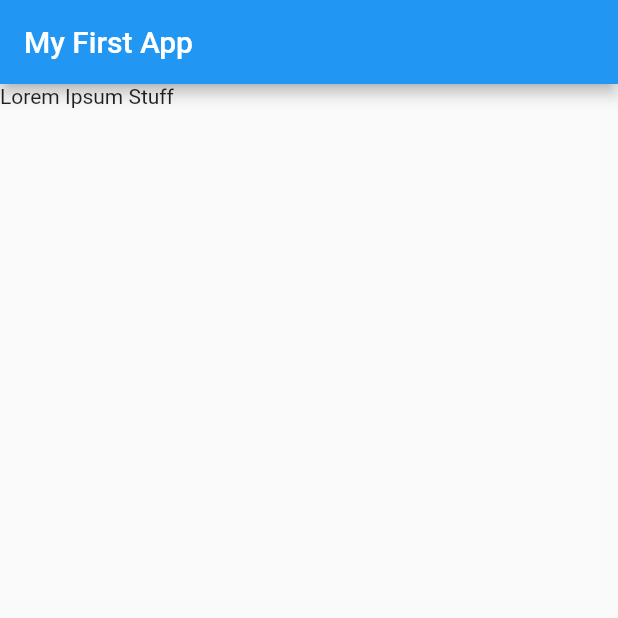
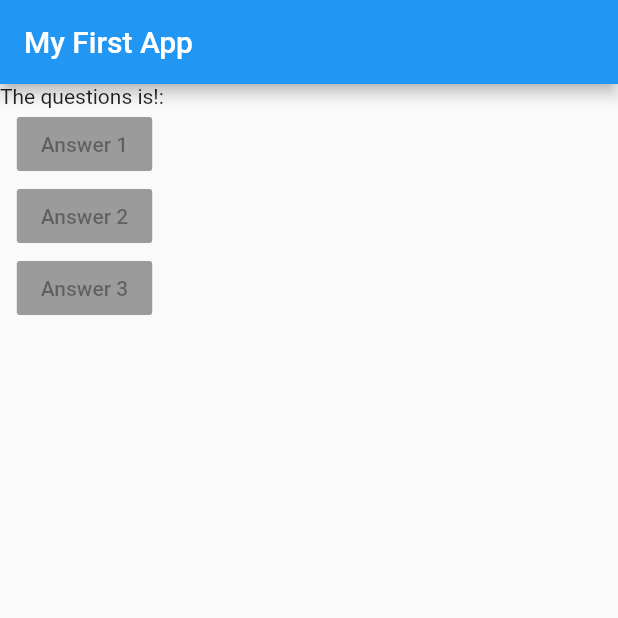
Before and after one commit to parzuko/fluttart, a Flutter app: the screen it shows after launch, on a phone screen of 412 x 824 dp, the top half of it. Run offline on Flutter 3.47's test engine with Material 2 defaults, Android fonts, the phone set to English and light mode, and no system bars.

Commit message:
Invisible Widgets used for Stylinng (Columns)

```diff
--- a/basics/flutter_app/quiz_app/lib/main.dart
+++ b/basics/flutter_app/quiz_app/lib/main.dart
@@ -11,13 +11,33 @@ class MyApp extends StatelessWidget {
   //build method which returns a Widget
   Widget build(BuildContext context) {
     // Widget is the class MaterialApp
+    var questions = [
+      "What's your favorite color?",
+      "What's your favorite animal?"
+    ];
     return MaterialApp(
       home: Scaffold(
         //Class built to make a base screen
         appBar: AppBar(
           title: Text("My First App"),
         ), // Scaffold class takes a positonal argument as an app bar whcih takes a title
-        body: Text("Lorem Ipsum Stuff"),
+        body: Column(
+          children: [
+            Text("The questions is!: "),
+            RaisedButton(
+              child: Text('Answer 1'),
+              onPressed: null,
+            ),
+            RaisedButton(
+              child: Text('Answer 2'),
+              onPressed: null,
+            ),
+            RaisedButton(
+              child: Text('Answer 3'),
+              onPressed: null,
+            ),
+          ],
+        ),
       ),
     );
   }
```
